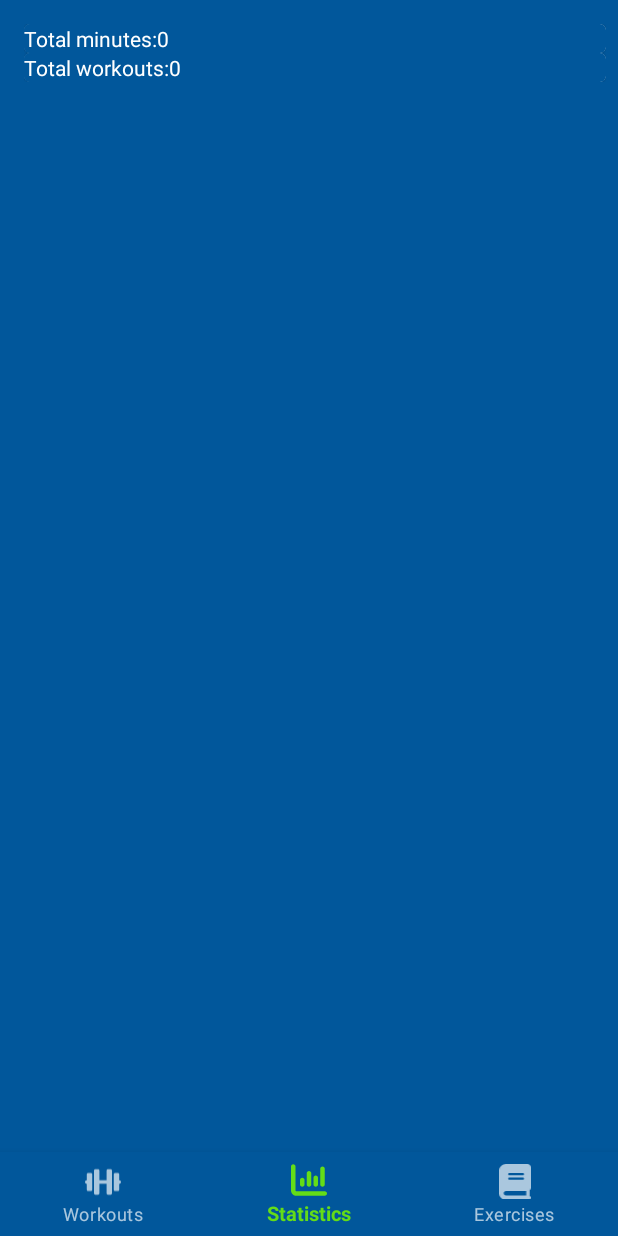
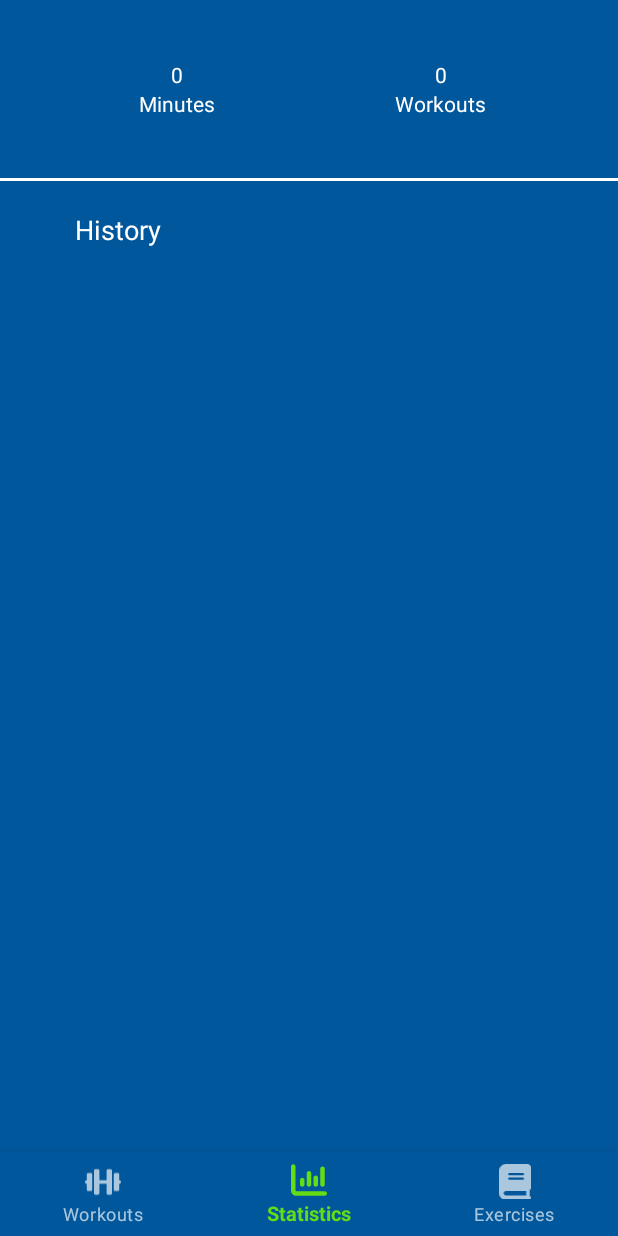
Before and after one commit to Rutzzz/CircularWorkout, an Android app: the StatisticsFragment screen opened through its navigation route, on a phone screen of 412 x 824 dp. Run offline under Robolectric (Android 15) with nearby library versions, the phone set to English and light mode, and no system bars; our stand-ins replace Room's generated code, navigation-ui.

Commit message:
Change the look of statistics fragment

```diff
--- a/app/src/main/java/cz/muni/fi/circularworkout/repository/WorkoutHistoryRepository.kt
+++ b/app/src/main/java/cz/muni/fi/circularworkout/repository/WorkoutHistoryRepository.kt
@@ -17,8 +17,8 @@ class WorkoutHistoryRepository(
     fun getAllItems() : List<WorkoutHistoryItem> =
         workoutHistoryDao.getAll().map {
             val workout = workoutDao.getById(it.workoutId)
-            it.toWorkoutHistoryItem(workoutName = workout?.name ?: "")
-        }
+            it.toWorkoutHistoryItem(workoutName = workout?.name)
+        }.sortedByDescending { wh -> wh.workoutDateTime }
 
     fun save(workout: WorkoutHistoryCreate) = workoutHistoryDao.save(workout.toWorkoutHistoryEntity())
 
--- a/app/src/main/java/cz/muni/fi/circularworkout/repository/mapper.kt
+++ b/app/src/main/java/cz/muni/fi/circularworkout/repository/mapper.kt
@@ -50,9 +50,9 @@ fun WorkoutEntity.toWorkoutDetail() : WorkoutDetail = WorkoutDetail(
     isSaved = this.isSaved
 )
 
-fun WorkoutHistoryEntity.toWorkoutHistoryItem(workoutName: String) : WorkoutHistoryItem = WorkoutHistoryItem(
+fun WorkoutHistoryEntity.toWorkoutHistoryItem(workoutName: String?) : WorkoutHistoryItem = WorkoutHistoryItem(
     id = this.id,
-    workoutName = workoutName,
+    workoutName = workoutName ?: "-",
     workoutDateTime = this.date
 )
 
--- a/app/src/main/java/cz/muni/fi/circularworkout/ui/statistics/HistoryViewHolder.kt
+++ b/app/src/main/java/cz/muni/fi/circularworkout/ui/statistics/HistoryViewHolder.kt
@@ -3,13 +3,16 @@ package cz.muni.fi.circularworkout.ui.statistics
 import androidx.recyclerview.widget.RecyclerView
 import cz.muni.fi.circularworkout.data.WorkoutHistoryItem
 import cz.muni.fi.circularworkout.databinding.ItemHistoryListBinding
+import java.time.format.DateTimeFormatter
 
 
 class HistoryViewHolder(private val binding: ItemHistoryListBinding)
     : RecyclerView.ViewHolder(binding.root) {
 
     fun bind(listItem: WorkoutHistoryItem) {
-        binding.workoutNameTextView.text = listItem.workoutName
-        binding.workoutDateTextView.text = listItem.workoutDateTime.toString()
+        binding.workoutNameTextView.text =
+            if (listItem.workoutName.startsWith("W:")) "-" else listItem.workoutName
+        binding.workoutDateTextView.text =
+            DateTimeFormatter.ofPattern("yyyy-MM-dd HH:mm").format(listItem.workoutDateTime)
     }
 }
--- a/app/src/main/java/cz/muni/fi/circularworkout/ui/statistics/StatisticsFragment.kt
+++ b/app/src/main/java/cz/muni/fi/circularworkout/ui/statistics/StatisticsFragment.kt
@@ -33,8 +33,8 @@ class StatisticsFragment : Fragment() {
         val adapter = HistoryListAdapter(
             workoutHistoryRepository = workoutHistoryRepository
         )
-        binding.workoutsHistoryView.layoutManager = LinearLayoutManager(requireContext())
-        binding.workoutsHistoryView.adapter = adapter
+        binding.historyRecyclerView.layoutManager = LinearLayoutManager(requireContext())
+        binding.historyRecyclerView.adapter = adapter
         val statistics = statisticsRepository.getStatistics()
         binding.totalMinutes.text = (statistics.totalSeconds / 60).toString()
         binding.totalWorkouts.text = statistics.totalWorkouts.toString()
--- a/app/src/main/java/cz/muni/fi/circularworkout/ui/workout/setup/WorkoutSetupFragment.kt
+++ b/app/src/main/java/cz/muni/fi/circularworkout/ui/workout/setup/WorkoutSetupFragment.kt
@@ -151,8 +151,8 @@ class WorkoutSetupFragment : Fragment() {
         }
 
         binding.startWorkoutButton.setOnClickListener {
-            val sdf = SimpleDateFormat("dd/M/yyyy hh:mm:ss")
-            val name = "Workout: ${sdf.format(Date())}"
+            val sdf = SimpleDateFormat("dd/M/yy hh:mm:ss")
+            val name = "W:${sdf.format(Date())}"
             val newWorkout = WorkoutCreate(
                 name = name,
                 exercises = adapter.getSelectedExercises(),
--- a/app/src/main/res/layout/fragment_statistics.xml
+++ b/app/src/main/res/layout/fragment_statistics.xml
@@ -1,122 +1,108 @@
 <?xml version="1.0" encoding="utf-8"?>
-<FrameLayout xmlns:android="http://schemas.android.com/apk/res/android"
+<androidx.constraintlayout.widget.ConstraintLayout
+    xmlns:android="http://schemas.android.com/apk/res/android"
     xmlns:app="http://schemas.android.com/apk/res-auto"
     xmlns:tools="http://schemas.android.com/tools"
+    android:id="@+id/constraint_materialCards"
     android:layout_width="match_parent"
     android:layout_height="match_parent"
     tools:context=".ui.statistics.StatisticsFragment">
 
-    <androidx.constraintlayout.widget.ConstraintLayout
-        android:id="@+id/constraint_materialCards"
-        android:layout_width="match_parent"
+    <LinearLayout
+        android:id="@+id/layout_minutes"
+        android:layout_width="0dp"
         android:layout_height="wrap_content"
-        android:paddingStart="16dp"
-        android:paddingTop="16dp"
-        android:paddingEnd="8dp"
-        android:paddingBottom="16dp"
-        app:layout_constraintTop_toBottomOf="@+id/history_constrain">
-
-        <com.google.android.material.card.MaterialCardView
-            android:layout_width="match_parent"
+        android:paddingStart="30dp"
+        android:paddingEnd="0dp"
+        android:paddingVertical="40dp"
+        android:orientation="vertical"
+        android:gravity="center"
+        app:layout_constraintStart_toStartOf="parent"
+        app:layout_constraintEnd_toStartOf="@id/layout_workout_count"
+        app:layout_constraintTop_toTopOf="parent"
+        app:layout_constraintBottom_toTopOf="@id/history_layout"
+        >
+        <TextView
+            android:id="@+id/total_minutes"
+            android:layout_width="wrap_content"
             android:layout_height="wrap_content"
-            android:id="@+id/total_hours_MaterialCard"
-            app:layout_constraintStart_toStartOf="parent"
-            app:layout_constraintTop_toTopOf="parent">
-            <LinearLayout
-                android:layout_width="match_parent"
-                android:layout_height="wrap_content">
-
+            tools:text="120">
+        </TextView>
         <TextView
             android:id="@+id/total_minutes_textView"
             android:layout_width="wrap_content"
-                    android:layout_height="match_parent"
+            android:layout_height="wrap_content"
             android:text="@string/total_minutes"
-                    android:textAlignment="textStart"
-                    app:layout_constraintBottom_toBottomOf="parent"
-                    app:layout_constraintEnd_toStartOf="@id/total_minutes"
-                    app:layout_constraintStart_toStartOf="parent"
-                    app:layout_constraintTop_toTopOf="parent">
-
-                </TextView>
-
-                <TextView
-                    android:id="@+id/total_minutes"
-                    android:layout_width="wrap_content"
-                    android:layout_height="match_parent"
-                    tools:text="120"
-                    app:layout_constraintBottom_toBottomOf="parent"
-                    app:layout_constraintEnd_toStartOf="@id/total_minutes"
-                    app:layout_constraintStart_toStartOf="@id/total_minutes_textView"
-                    app:layout_constraintTop_toTopOf="parent"
-                    tools:layout_editor_absoluteX="16dp"
-                    tools:layout_editor_absoluteY="16dp">
-
+            android:textAlignment="textStart">
         </TextView>
     </LinearLayout>
 
-        </com.google.android.material.card.MaterialCardView>
-
-        <com.google.android.material.card.MaterialCardView
-            android:layout_width="match_parent"
+    <LinearLayout
+        android:id="@+id/layout_workout_count"
+        android:layout_width="0dp"
         android:layout_height="wrap_content"
-            android:id="@+id/total_workouts_MaterialCard"
-            app:layout_constraintTop_toBottomOf="@id/total_hours_MaterialCard">
-
-            <LinearLayout
-                android:layout_width="match_parent"
-                android:layout_height="wrap_content">
-
+        android:paddingVertical="40dp"
+        android:paddingStart="0dp"
+        android:paddingEnd="30dp"
+        android:orientation="vertical"
+        android:gravity="center"
+        app:layout_constraintStart_toEndOf="@id/layout_minutes"
+        app:layout_constraintTop_toTopOf="parent"
+        app:layout_constraintBottom_toTopOf="@id/history_layout"
+        app:layout_constraintEnd_toEndOf="parent">
+        <TextView
+            android:id="@+id/total_workouts"
+            android:layout_width="wrap_content"
+            android:layout_height="wrap_content"
+            tools:text="15">
+        </TextView>
         <TextView
             android:id="@+id/total_workouts_textView"
             android:layout_width="wrap_content"
-                    android:layout_height="match_parent"
+            android:layout_height="wrap_content"
             android:text="@string/total_workouts"
-                    android:textAlignment="textStart"
-                    app:layout_constraintBottom_toBottomOf="parent"
-                    app:layout_constraintEnd_toStartOf="@id/total_workouts"
-                    app:layout_constraintStart_toStartOf="parent"
-                    app:layout_constraintTop_toTopOf="parent">
-
-                </TextView>
-
-                <TextView
-                    android:id="@+id/total_workouts"
-                    android:layout_width="wrap_content"
-                    android:layout_height="match_parent"
-                    tools:text="15"
-                    app:layout_constraintBottom_toBottomOf="parent"
-                    app:layout_constraintStart_toEndOf="@id/total_workouts_textView"
-                    app:layout_constraintTop_toTopOf="parent"
-                    tools:layout_editor_absoluteX="16dp"
-                    tools:layout_editor_absoluteY="16dp">
-
+            android:textAlignment="textStart">
         </TextView>
     </LinearLayout>
 
-        </com.google.android.material.card.MaterialCardView>
-
-        <com.google.android.material.card.MaterialCardView
+    <androidx.constraintlayout.widget.ConstraintLayout
+        android:id="@+id/history_layout"
         android:layout_width="match_parent"
+        android:layout_height="0dp"
+        app:layout_constraintStart_toStartOf="parent"
+        app:layout_constraintEnd_toEndOf="parent"
+        app:layout_constraintBottom_toBottomOf="parent"
+        app:layout_constraintTop_toBottomOf="@id/layout_minutes"
+        >
+        <View
+            android:id="@+id/history_divider"
+            android:layout_width="match_parent"
+            android:layout_height="2dp"
+            android:background="@color/white"
+            app:layout_constraintStart_toStartOf="parent"
+            app:layout_constraintTop_toTopOf="parent"
+            />
+        <TextView
+            android:id="@+id/history_title"
+            android:layout_width="wrap_content"
             android:layout_height="wrap_content"
-            android:id="@+id/history_MaterialCard"
-            app:layout_constraintTop_toBottomOf="@+id/total_workouts_MaterialCard"
-            >
-
-
+            android:paddingHorizontal="50dp"
+            android:paddingTop="20dp"
+            android:paddingBottom="8dp"
+            android:text="@string/history"
+            android:textSize="18sp"
+            android:textAlignment="textStart"
+            app:layout_constraintStart_toStartOf="parent"
+            app:layout_constraintTop_toBottomOf="@id/history_divider">
+        </TextView>
         <androidx.recyclerview.widget.RecyclerView
-                android:id="@+id/workouts_history_view"
+            android:id="@+id/history_recycler_view"
             android:layout_width="match_parent"
-                android:layout_height="wrap_content"
-
-
-                app:layout_constraintHorizontal_bias="0.0"
+            android:layout_height="0dp"
+            android:paddingHorizontal="30dp"
+            tools:listitem="@layout/item_history_list"
             app:layout_constraintStart_toStartOf="parent"
-                app:layout_constraintTop_toBottomOf="@id/total_hours_MaterialCard"
-                app:layout_constraintVertical_bias="1.0"
-                tools:ignore="NotSibling"
-                tools:listitem="@layout/item_history_list" />
-
-        </com.google.android.material.card.MaterialCardView>
+            app:layout_constraintTop_toBottomOf="@id/history_title"/>
+    </androidx.constraintlayout.widget.ConstraintLayout>
 
 </androidx.constraintlayout.widget.ConstraintLayout>
-</FrameLayout>
--- a/app/src/main/res/values/strings.xml
+++ b/app/src/main/res/values/strings.xml
@@ -21,8 +21,9 @@
     <string name="primary">Primary:</string>
     <string name="secondary">Secondary:</string>
     <string name="play_pause">Play/pause</string>
-    <string name="total_minutes">Total minutes:</string>
-    <string name="total_workouts">Total workouts:</string>
+    <string name="total_minutes">Minutes</string>
+    <string name="total_workouts">Workouts</string>
+    <string name="history">History</string>
 
 
     <string-array name="exercises">
```
Lines whose indentation alone changed are shown as unchanged.
